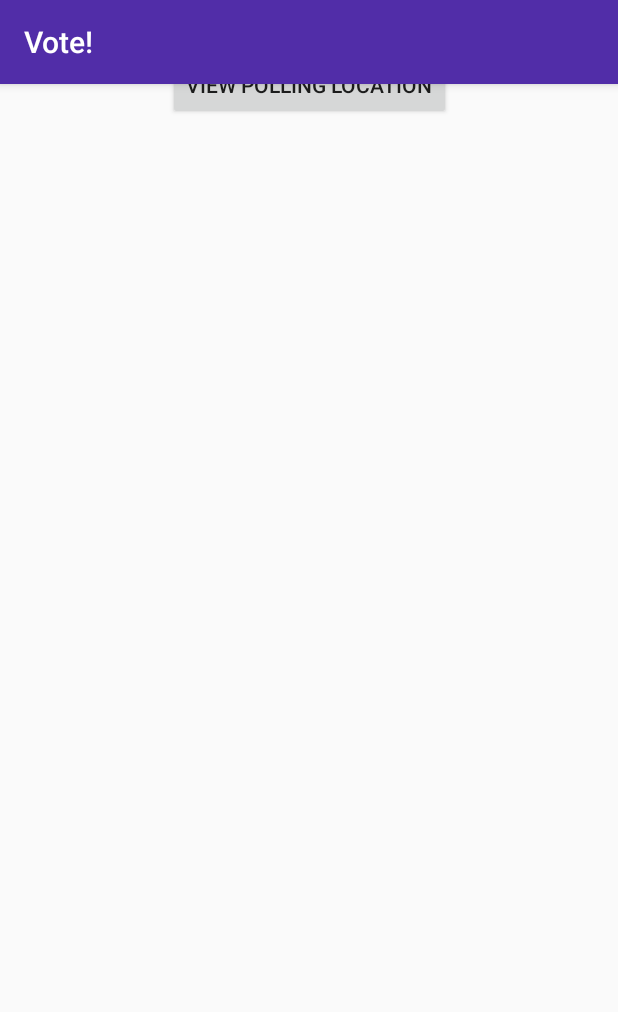
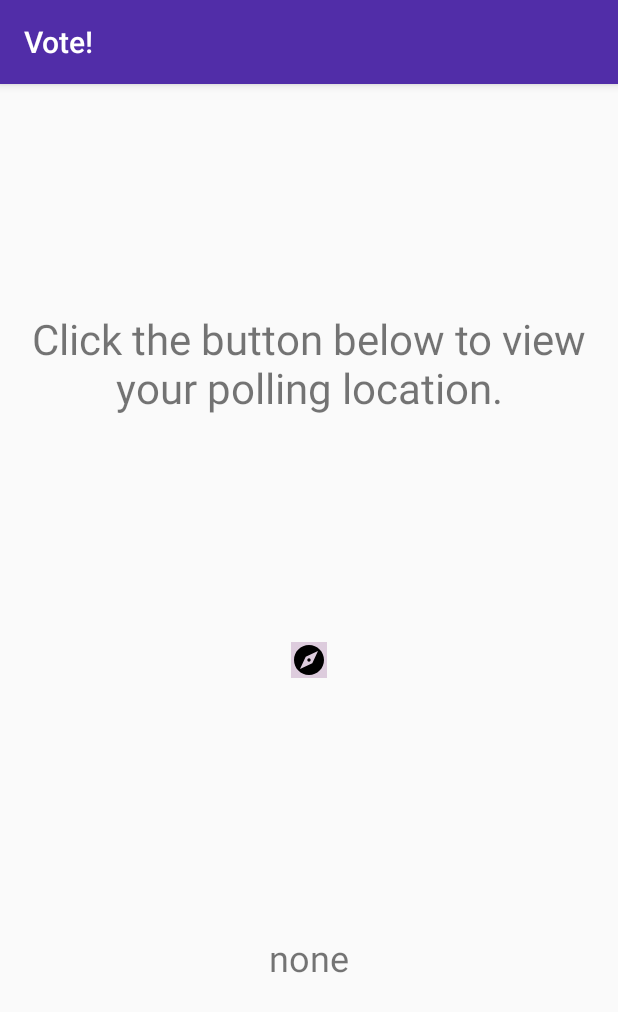
Before and after one commit to arynh/vote, an Android app: the fragment LocationTab shown on its own in the app's theme, on a phone screen of 412 x 824 dp. Shown: the top 1012 px of the screen. Run offline under Robolectric (Android 15) with nearby library versions, the phone set to English and light mode, and no system bars.

Commit message:
change the google maps link page to be a little more friendly, but I can't figure out how to resize the image on the button

```diff
--- a/app/src/main/java/cs125/mp7/vote/LocationTab.java
+++ b/app/src/main/java/cs125/mp7/vote/LocationTab.java
@@ -8,7 +8,7 @@ import android.util.Log;
 import android.view.LayoutInflater;
 import android.view.View;
 import android.view.ViewGroup;
-import android.widget.Button;
+import android.widget.ImageButton;
 import android.widget.TextView;
 
 /**
@@ -21,17 +21,14 @@ public class LocationTab extends Fragment {
     // TODO: declare any buttons and whatnot up here
 
     TextView textView1;
-    TextView textView2;
-    Button button;
+    ImageButton button;
 
     public View onCreateView(LayoutInflater inflater, ViewGroup container,
                              Bundle savedInstanceState) {
         View rootView = inflater.inflate(R.layout.location_tab, container, false);
         textView1 = rootView.findViewById(R.id.current_address_sign);
-        textView2 = rootView.findViewById(R.id.address);
         textView1.setText(MainActivity.getAddress());
-        button = rootView.findViewById(R.id.mapButton);
-        button.setText("View Polling Location");
+        button = rootView.findViewById(R.id.viewPollMap);
         button.setOnClickListener(new View.OnClickListener() {
             @Override
             public void onClick(View v) {
--- a/app/src/main/res/layout/location_tab.xml
+++ b/app/src/main/res/layout/location_tab.xml
@@ -1,25 +1,11 @@
 <?xml version="1.0" encoding="utf-8"?>
 <android.support.constraint.ConstraintLayout xmlns:android="http://schemas.android.com/apk/res/android"
     xmlns:app="http://schemas.android.com/apk/res-auto"
-    xmlns:tools="http://schemas.android.com/tools"
     android:layout_width="match_parent"
     android:layout_height="match_parent">
 
     <TextView
         android:id="@+id/current_address_sign"
-        android:layout_width="wrap_content"
-        android:layout_height="wrap_content"
-        android:layout_marginEnd="8dp"
-        android:layout_marginLeft="8dp"
-        android:layout_marginRight="8dp"
-        android:layout_marginStart="8dp"
-        android:text="@string/isr_addr"
-        app:layout_constraintEnd_toEndOf="parent"
-        app:layout_constraintStart_toStartOf="parent"
-        tools:layout_editor_absoluteY="332dp" />
-
-    <Button
-        android:id="@+id/mapButton"
         android:layout_width="wrap_content"
         android:layout_height="wrap_content"
         android:layout_marginBottom="8dp"
@@ -28,8 +14,45 @@
         android:layout_marginRight="8dp"
         android:layout_marginStart="8dp"
         android:layout_marginTop="8dp"
-        android:text="mapppp"
-        app:layout_constraintBottom_toTopOf="@+id/current_address_sign"
+        android:text="@string/isr_addr"
+        android:textSize="24sp"
+        app:layout_constraintBottom_toBottomOf="parent"
+        app:layout_constraintEnd_toEndOf="parent"
+        app:layout_constraintStart_toStartOf="parent"
+        app:layout_constraintTop_toBottomOf="@+id/viewPollMap" />
+
+    <ImageButton
+        android:id="@+id/viewPollMap"
+        android:background="@color/no_party"
+        android:layout_width="wrap_content"
+        android:layout_height="wrap_content"
+        android:layout_marginBottom="8dp"
+        android:layout_marginEnd="8dp"
+        android:layout_marginLeft="8dp"
+        android:layout_marginRight="8dp"
+        android:layout_marginStart="8dp"
+        android:layout_marginTop="8dp"
+        android:contentDescription="@string/instructions"
+        app:layout_constraintBottom_toBottomOf="parent"
+        app:layout_constraintEnd_toEndOf="parent"
+        app:layout_constraintStart_toStartOf="parent"
+        app:layout_constraintTop_toTopOf="parent"
+        app:srcCompat="@drawable/ic_explore_black_24px" />
+
+    <TextView
+        android:id="@+id/instructions"
+        android:layout_width="wrap_content"
+        android:layout_height="wrap_content"
+        android:layout_marginBottom="8dp"
+        android:layout_marginEnd="8dp"
+        android:layout_marginLeft="8dp"
+        android:layout_marginRight="8dp"
+        android:layout_marginStart="8dp"
+        android:layout_marginTop="8dp"
+        android:gravity="center"
+        android:text="@string/instructions"
+        android:textSize="28sp"
+        app:layout_constraintBottom_toTopOf="@+id/viewPollMap"
         app:layout_constraintEnd_toEndOf="parent"
         app:layout_constraintStart_toStartOf="parent"
         app:layout_constraintTop_toTopOf="parent" />
--- a/app/src/main/res/values/strings.xml
+++ b/app/src/main/res/values/strings.xml
@@ -9,4 +9,5 @@
     <string name="curr_addr">Current Address:</string>
     <string name="isr_addr">1012 W. Illinois St.\nUrbana, IL 60089</string>
     <string name="title_activity_location_map">Polling Location</string>
+    <string name="instructions">Click the button below to view your polling location.</string>
 </resources>
```
Also changed, not shown: app/src/main/res/drawable-hdpi/vote_img.png (added), app/src/main/res/drawable-mdpi/vote_img.png (added), app/src/main/res/drawable-xhdpi/vote_img.png (added), app/src/main/res/drawable-xxhdpi/vote_img.png (added).
